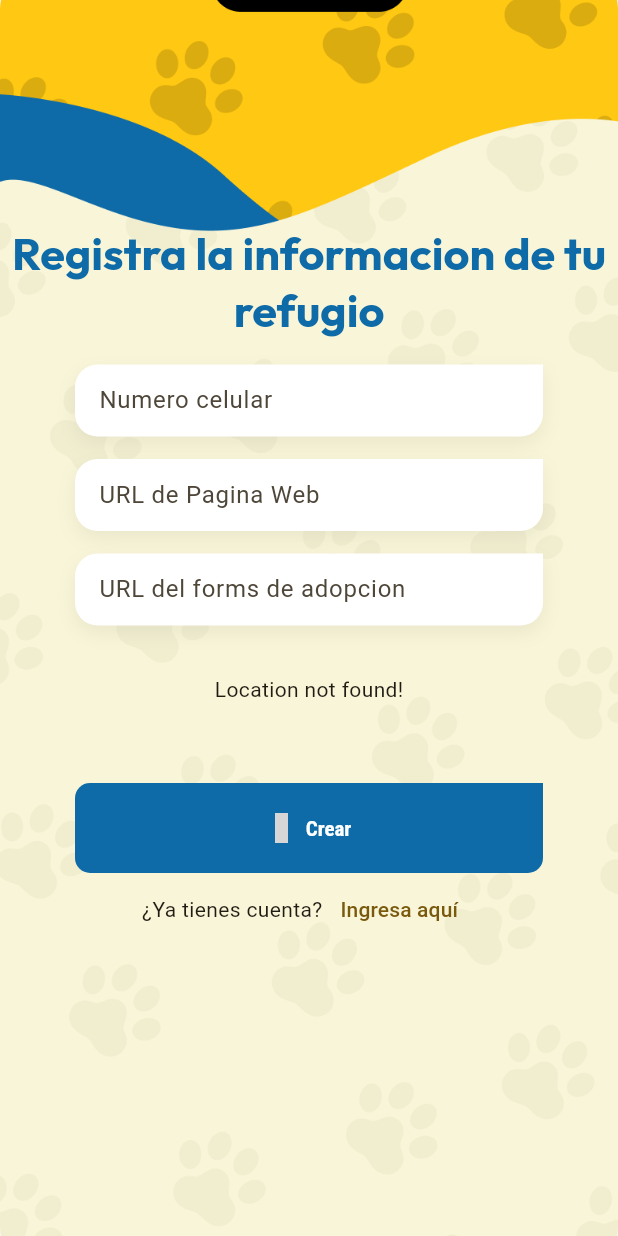
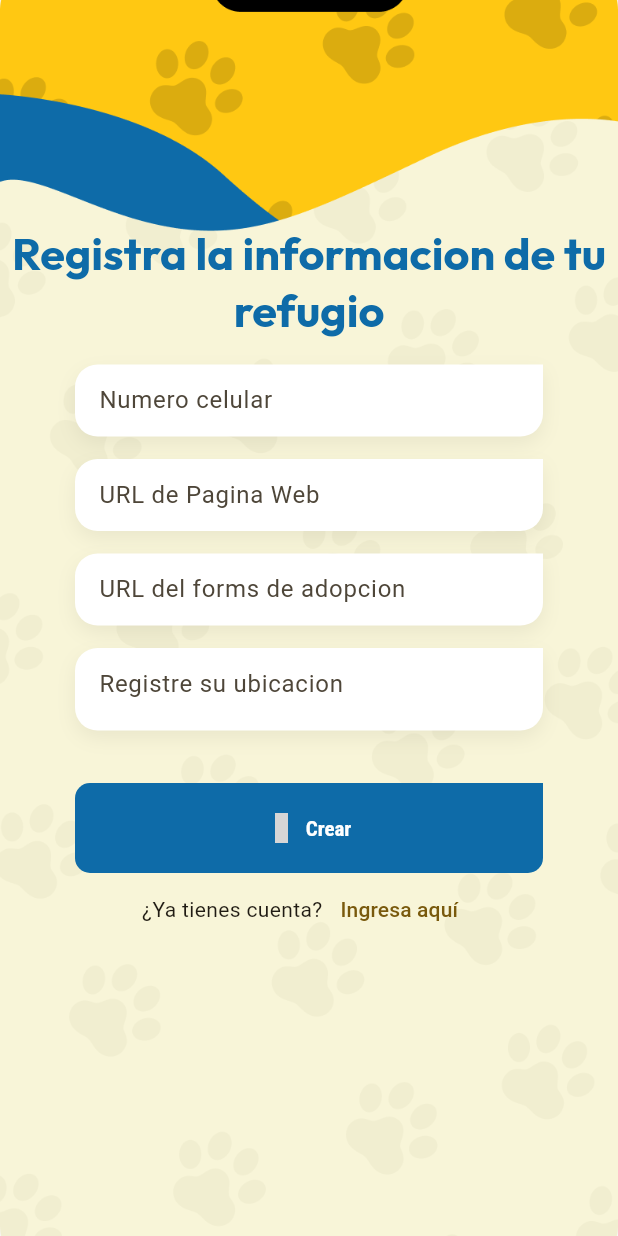
Before and after one commit to YazminMelgoza/PawtnerUp-Admin, a Flutter app: the RegisterData screen opened directly with empty values, after a tap on "Crear", on a phone screen of 412 x 824 dp. Run offline on Flutter 3.47's test engine with Material 3 defaults, Android fonts, the phone set to English and light mode, and no system bars; our stand-ins replace cached_network_image, carousel_slider, cloud_firestore, firebase_auth, firebase_core, firebase_storage and 12 more; missing offline and left inert: address_search_field, relative_time; accounts and stored records are empty; grey boxes are pictures that could not be loaded.

Commit message:
yazmin tu puedes

```diff
--- a/lib/auth/screens/address_input.dart
+++ b/lib/auth/screens/address_input.dart
@@ -40,9 +40,8 @@ final routeProvider = ChangeNotifierProvider<RouteNotifier>((ref) => RouteNotifi
 */
 // Main widget for the example
 class Example extends StatefulWidget {
-  const Example(this.initialPosition, {Key? key}) : super(key: key);
+  const Example({Key? key}) : super(key: key);
 
-  final LatLng initialPosition;
 
   @override
   State<Example> createState() => _ExampleState();
@@ -51,9 +50,8 @@ class Example extends StatefulWidget {
 class _ExampleState extends State<Example> {
   final geoMethods = GeoMethods(
     googleApiKey: 'AIzaSyAQfvXv9t3P6FsxWKDNU2eTlqsoSi4yK9Q',
-    language: 'en',
+    language: 'es',
     countryCode: 'mx',
-    countryCodes: ['us', 'es', 'co'],
     country: 'Mexico',
   );
   final controllerv = TextEditingController();
@@ -117,3 +115,6 @@ late final Address shelterLocation;
     );
   }
 }
+Coords? GiveAddress (Address shelterAddress){
+  return shelterAddress.coords;
+}
--- a/lib/auth/screens/register_data.dart
+++ b/lib/auth/screens/register_data.dart
@@ -142,27 +142,14 @@ class _RegisterFormState extends State<_RegisterForm> {
           ),
           const SizedBox(height: 15),
 
-          Column(
+          const Column(
           children: [
             SizedBox(
               height: 55, // Define a fixed height for the AddressInput
-              child:  FutureBuilder(
-              future: _getPosition(),
-              builder: (BuildContext context, AsyncSnapshot<LatLng> snapshot) {
-              if (snapshot.connectionState == ConnectionState.waiting) {
-              return const Center(
-              child: CircularProgressIndicator(),
-              );
-              } else {
-              if (snapshot.hasData) {
-              return Example(snapshot.data!);
-              } else {
-    return const Center(
-    child: Text('Location not found!'),
-    );
-    }}}),),
+              child: Example()
+              ),
 
-            const SizedBox(height: 15), // Space after AddressInput
+            SizedBox(height: 15), // Space after AddressInput
           ],
         ), // Add the address input widget here
           const SizedBox(height: 20),
@@ -241,27 +228,3 @@ class _RegisterFormState extends State<_RegisterForm> {
     return true;
   }
 }
-    Future<LatLng> _getPosition() async {
-    bool serviceEnabled;
-    LocationPermission permission;
-
-    serviceEnabled = await Geolocator.isLocationServiceEnabled();
-    if (!serviceEnabled) {
-    throw 'Location services are disabled';
-    }
-
-    permission = await Geolocator.checkPermission();
-    if (permission == LocationPermission.denied) {
-    permission = await Geolocator.requestPermission();
-    if (permission == LocationPermission.denied) {
-    throw 'Location permissions are denied';
-    }
-    }
-
-    if (permission == LocationPermission.deniedForever) {
-    throw 'Location permissions are permanently denied, we cannot request permissions.';
-    }
-
-    Position position = await Geolocator.getCurrentPosition();
-    return LatLng(position.latitude, position.longitude);
-    }
```
